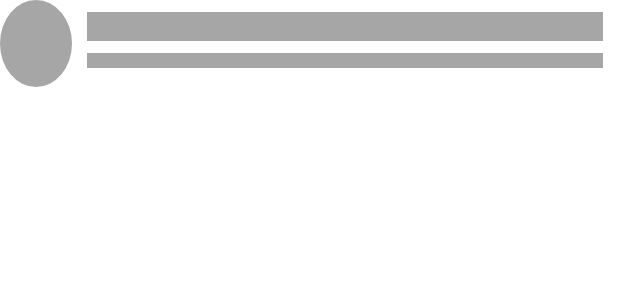
After one commit to rishav0511/MSClone, an Android app: the layout shimmer_layout.xml on its own in the app's theme, with its tools: preview values and no code run, on a phone screen of 412 x 824 dp. The commit adds this screen. Shown: the top 300 px of the screen. Run offline under Robolectric (Android 15) with nearby library versions, the phone set to English and light mode, and no system bars.

Commit message:
layout changes

```diff
--- a/app/build.gradle
+++ b/app/build.gradle
@@ -47,6 +47,7 @@ dependencies {
     implementation 'com.github.bumptech.glide:glide:4.12.0'
     annotationProcessor 'com.github.bumptech.glide:compiler:4.12.0'
     implementation "com.github.pgreze:android-reactions:1.5.1"
+    implementation 'com.github.sharish:ShimmerRecyclerView:v1.3'
 
     implementation platform('com.google.firebase:firebase-bom:28.2.0')
     implementation 'com.google.firebase:firebase-analytics'
--- a/app/src/main/java/com/example/msclone/ChatFragment.java
+++ b/app/src/main/java/com/example/msclone/ChatFragment.java
@@ -11,6 +11,7 @@ import androidx.fragment.app.Fragment;
 import com.example.msclone.Adapters.UsersAdapter;
 import com.example.msclone.Models.User;
 import com.example.msclone.databinding.FragmentChatBinding;
+import com.google.firebase.auth.FirebaseAuth;
 import com.google.firebase.database.DataSnapshot;
 import com.google.firebase.database.DatabaseError;
 import com.google.firebase.database.FirebaseDatabase;
@@ -56,14 +57,17 @@ public class ChatFragment extends Fragment {
         usersAdapter = new UsersAdapter(getActivity(),users);
 
         binding.recyclerView.setAdapter(usersAdapter);
+        binding.recyclerView.showShimmerAdapter();
         mFirebaseDatabase.getReference().child("users").addValueEventListener(new ValueEventListener() {
             @Override
             public void onDataChange(@NonNull DataSnapshot snapshot) {
                 users.clear();
                 for(DataSnapshot snapshot1:snapshot.getChildren()){
                     User user = snapshot1.getValue(User.class);
-                    users.add(user);
+                    if(!user.getUid().equals(FirebaseAuth.getInstance().getUid()))
+                        users.add(user);
                 }
+                binding.recyclerView.hideShimmerAdapter();
                 usersAdapter.notifyDataSetChanged();
             }
 
--- /dev/null
+++ b/app/src/main/res/drawable/circle_bg.xml
@@ -0,0 +1,4 @@
+<?xml version="1.0" encoding="utf-8"?>
+<shape android:shape="oval" xmlns:android="http://schemas.android.com/apk/res/android">
+    <solid android:color="#A6A6A6"/>
+</shape>
--- /dev/null
+++ b/app/src/main/res/layout/shimmer_layout.xml
@@ -0,0 +1,37 @@
+<?xml version="1.0" encoding="utf-8"?>
+<LinearLayout xmlns:android="http://schemas.android.com/apk/res/android"
+    android:layout_width="match_parent"
+    android:layout_height="match_parent"
+    android:layout_marginBottom="10dp">
+    android:layout_height="wrap_content"
+    android:padding="10dp">
+
+    <View
+        android:id="@+id/view"
+        android:layout_width="48dp"
+        android:layout_height="58dp"
+        android:background="@drawable/circle_bg" />
+
+    <LinearLayout
+        android:layout_width="match_parent"
+        android:layout_height="wrap_content"
+        android:layout_marginLeft="10dp"
+        android:layout_marginRight="10dp"
+        android:orientation="vertical">
+
+        <View
+            android:id="@+id/view2"
+            android:layout_width="match_parent"
+            android:layout_height="19dp"
+            android:layout_marginTop="8dp"
+            android:background="#A6A6A6" />
+
+        <View
+            android:id="@+id/view5"
+            android:layout_width="match_parent"
+            android:layout_height="10dp"
+            android:layout_marginTop="8dp"
+            android:background="#A6A6A6" />
+    </LinearLayout>
+
+</LinearLayout>
--- a/build.gradle
+++ b/build.gradle
@@ -16,9 +16,8 @@ allprojects {
     repositories {
         google()
         jcenter()
-        maven {
-            url "https://github.com/jitsi/jitsi-maven-repository/raw/master/releases"
-        }
+        maven { url "https://github.com/jitsi/jitsi-maven-repository/raw/master/releases" }
+        maven { url "https://jitpack.io" }
     }
 }
 
```
Also changed, not shown: app/src/main/res/layout/fragment_chat.xml (+7 -2 lines).
